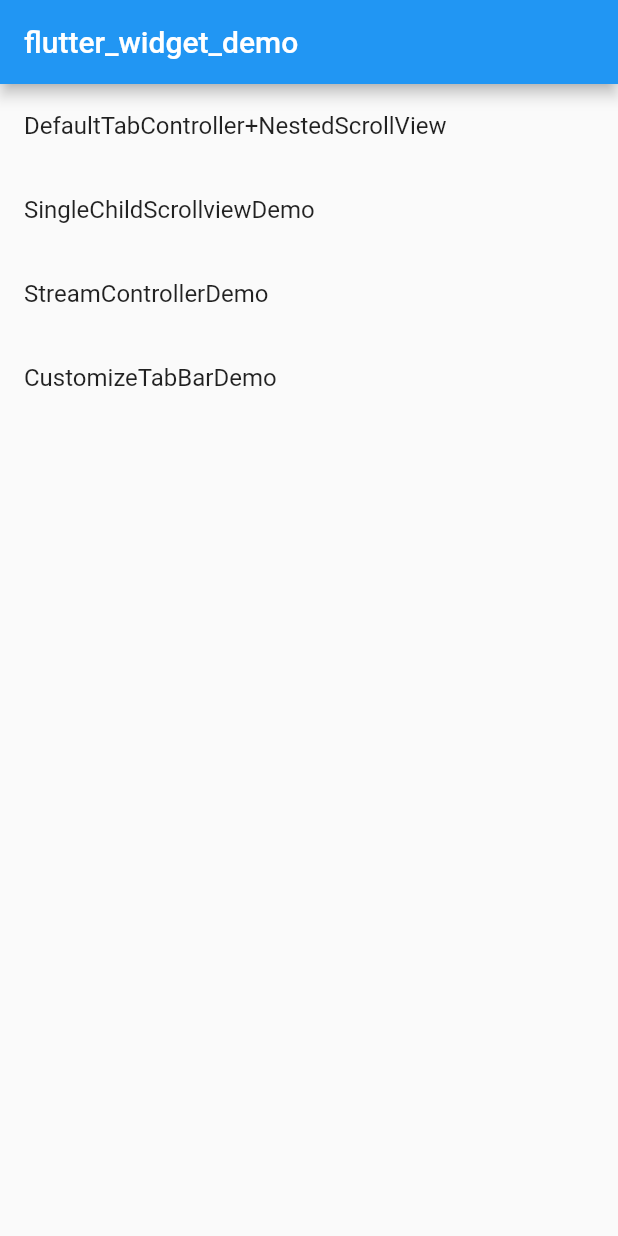
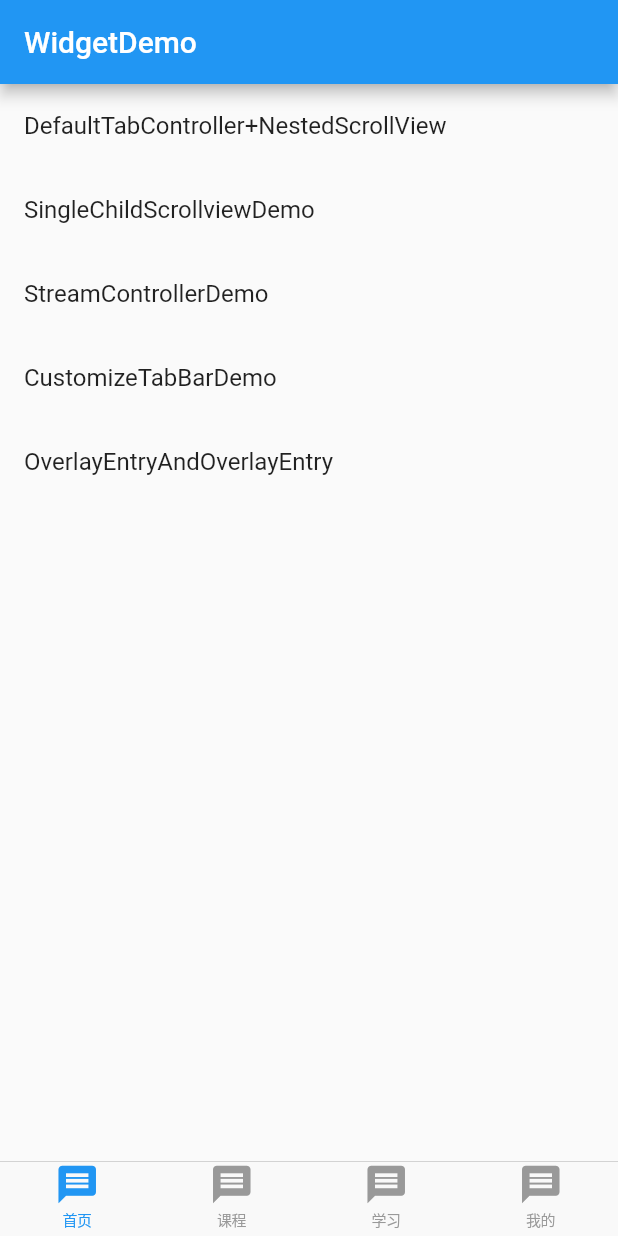
Before and after one commit to kwhuang/Flutter_Demo, a Flutter app: the screen it shows after launch, on a phone screen of 412 x 824 dp. Run offline on Flutter 3.47's test engine with Material 2 defaults, Android fonts, the phone set to English and light mode, and no system bars; our stand-ins replace rxdart.

Commit message:
OverlayDemo

```diff
--- a/flutter_widget_demo/lib/main.dart
+++ b/flutter_widget_demo/lib/main.dart
@@ -1,8 +1,10 @@
+import 'package:flutter/cupertino.dart';
 import 'package:flutter/material.dart';
 import 'widget_demo/DefaultTabController.dart';
 import 'widget_demo/SingleChildScrollView.dart';
 import 'widget_demo/StreamController.dart';
 import 'widget_demo/CustermerTabBarDemo.dart';
+import 'widget_demo/OverlayState+OverlayEntry.dart';
 
 void main() => runApp(MyApp());
 
@@ -49,12 +51,7 @@ class MyHomePage extends StatefulWidget {
 
 class _MyHomePageState extends State<MyHomePage> {
 
-  var _lists = <String>[
-    'DefaultTabController+NestedScrollView',
-    'SingleChildScrollviewDemo',
-    'StreamControllerDemo',
-    'CustomizeTabBarDemo',
-  ];
+
 
   @override
   Widget build(BuildContext context) {
@@ -65,30 +62,111 @@ class _MyHomePageState extends State<MyHomePage> {
     // fast, so that you can just rebuild anything that needs updating rather
     // than having to individually change instances of widgets.
     return Scaffold(
+      body: HomePage(),
+    );
+  }
+}
+
+
+class HomePage extends StatefulWidget {
+  @override
+  _HomePageState createState() => new _HomePageState();
+}
+
+class _HomePageState extends State<HomePage> with SingleTickerProviderStateMixin {
+
+  int _currentIndex = 0;
+  final List<Widget> _children = [
+    ListDemo(),
+    OverlayEntryAndOverlayEntry(),
+    Scaffold(),
+    Scaffold(),
+  ];
+
+  @override
+  Widget build(BuildContext context) {
+    return new Scaffold(
+      body: _children[_currentIndex],
+      // CupertinoTabBar 是IOS分格
+      bottomNavigationBar: CupertinoTabBar(
+        currentIndex: _currentIndex,
+        onTap: onTabTapped,
+        items: [
+          BottomNavigationBarItem(
+              title: new Text("首页"),
+              icon: Icon(Icons.message),
+          ),
+          BottomNavigationBarItem(
+              title: new Text("课程"),
+              icon: Icon(Icons.message),
+          ),
+          BottomNavigationBarItem(
+              title: new Text("学习"),
+              icon: Icon(Icons.message),
+          ),
+          BottomNavigationBarItem(
+              title: new Text("我的"),
+              icon: Icon(Icons.message),
+          ),
+        ],
+      ),
+    );
+  }
+
+  void onTabTapped(int index) {
+    setState(() {
+      _currentIndex = index;
+    });
+  }
+
+}
+
+class ListDemo extends StatelessWidget {
+
+  final _lists = <String>[
+    'DefaultTabController+NestedScrollView',
+    'SingleChildScrollviewDemo',
+    'StreamControllerDemo',
+    'CustomizeTabBarDemo',
+    'OverlayEntryAndOverlayEntry',
+  ];
+
+  @override
+  Widget build(BuildContext context) {
+    return Scaffold(
       appBar: AppBar(
-        title: Text('flutter_widget_demo'),
+        title: Text('WidgetDemo'),
       ),
       body: ListView.builder(
-        itemCount: _lists.length,
-          itemBuilder: (BuildContext context, int index){
+          itemCount: _lists.length,
+          itemBuilder: (BuildContext context, int index) {
             return GestureDetector(
               child: ListTile(title: Text(_lists[index])),
-              onTap: (){
-                if (index == 0){
-                  Navigator.push(context, MaterialPageRoute(builder: (BuildContext context){
+              onTap: () {
+                if (index == 0) {
+                  Navigator.push(
+                      context, MaterialPageRoute(builder: (BuildContext context) {
                     return DefaultTabControllerDemo();
                   }));
-                }else if (index == 1) {
-                  Navigator.push(context, MaterialPageRoute(builder: (BuildContext context){
+                } else if (index == 1) {
+                  Navigator.push(
+                      context, MaterialPageRoute(builder: (BuildContext context) {
                     return SingleChildScrollviewDemo();
                   }));
-                }else if (index == 2) {
-                  Navigator.push(context, MaterialPageRoute(builder: (BuildContext context){
+                } else if (index == 2) {
+                  Navigator.push(
+                      context, MaterialPageRoute(builder: (BuildContext context) {
                     return StreamControllerDemo();
                   }));
-                }else if (index == 3) {
-                  Navigator.push(context, MaterialPageRoute(builder: (BuildContext context){
+                } else if (index == 3) {
+                  Navigator.push(
+                      context, MaterialPageRoute(builder: (BuildContext context) {
                     return CustomizeTabBarDemo();
+                  }));
+                } else if (index == 4) {
+                  Navigator.push(
+                      context, MaterialPageRoute(builder: (BuildContext context) {
+                    return OverlayEntryAndOverlayEntry();
                   }));
                 }
               },
--- a/flutter_widget_demo/lib/widget_demo/DefaultTabController.dart
+++ b/flutter_widget_demo/lib/widget_demo/DefaultTabController.dart
@@ -1,6 +1,6 @@
 import 'package:flutter/material.dart';
 
-// 一般结合TabBar和TabBarView一起使用，达到顶部标签切换的效果
+/// 一般结合TabBar和TabBarView一起使用，达到顶部标签切换的效果
 class DefaultTabControllerDemo extends StatelessWidget {
 
   final _tabs = <String>['最近学习','学习任务','最近学习','学习任务','最近学习','学习任务'];
--- a/flutter_widget_demo/lib/widget_demo/SingleChildScrollView.dart
+++ b/flutter_widget_demo/lib/widget_demo/SingleChildScrollView.dart
@@ -1,6 +1,6 @@
 import 'package:flutter/material.dart';
 
-//  SingleChildScrollView 类似app中的scrollview，只要添加内容超过屏幕可视范围就可以滚动
+///  SingleChildScrollView 类似app中的scrollview，只要添加内容超过屏幕可视范围就可以滚动
 class SingleChildScrollviewDemo extends StatelessWidget {
 
   @override
--- a/flutter_widget_demo/lib/widget_demo/StreamController.dart
+++ b/flutter_widget_demo/lib/widget_demo/StreamController.dart
@@ -3,7 +3,7 @@ import 'dart:async';
 import 'package:flutter/material.dart';
 
 
-//  StreamController单流广播流控制器，使用BehaviorSubject（需要导入rxdart依赖）也可以使用
+///  StreamController单流广播流控制器，使用BehaviorSubject（需要导入rxdart依赖）也可以使用
 class StreamControllerDemo extends StatefulWidget {
   @override
   _StreamControllerDemoState createState() => _StreamControllerDemoState();
```
Also changed, not shown: flutter_widget_demo/lib/widget_demo/OverlayState+OverlayEntry.dart (added, +104 -0 lines).
